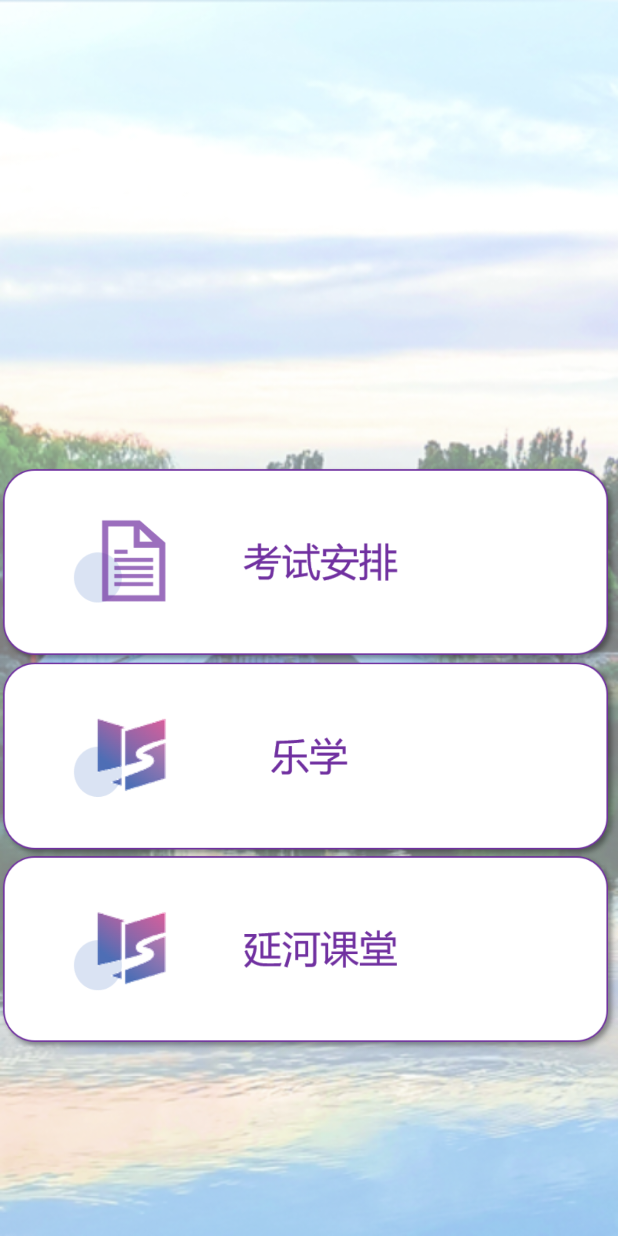
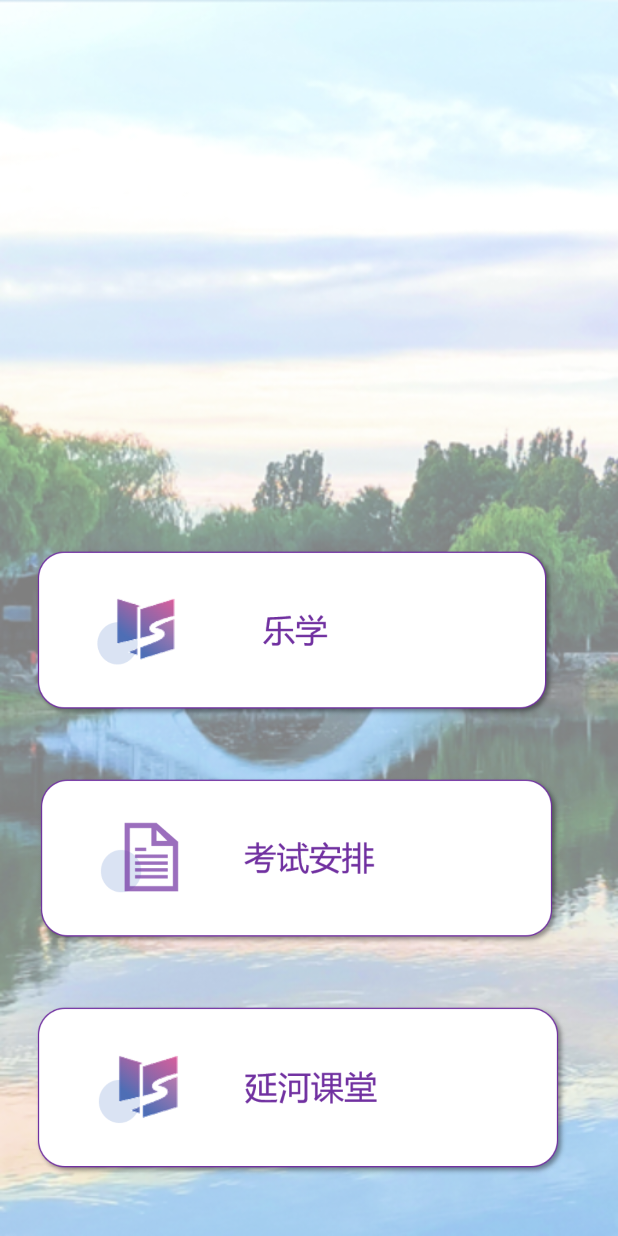
Before and after one commit to LQgdwind/Bit-Software-requirements-engineering, an Android app: the layout activity_am.xml on its own in the app's theme, with its tools: preview values and no code run, on a phone screen of 412 x 824 dp. Run offline under Robolectric (Android 15) with nearby library versions, the phone set to English and light mode, and no system bars.

Commit message:
merge_with_zlq

```diff
--- a/app/src/main/res/layout/activity_am.xml
+++ b/app/src/main/res/layout/activity_am.xml
@@ -9,42 +9,41 @@
 
     <ImageView
         android:id="@+id/shedule"
-        android:layout_width="wrap_content"
-        android:layout_height="wrap_content"
+        android:layout_width="393dp"
+        android:layout_height="115dp"
+        android:layout_marginBottom="40dp"
         app:layout_constraintBottom_toTopOf="@+id/lexue"
+        app:layout_constraintStart_toStartOf="parent"
         app:srcCompat="@drawable/schedule"
-        tools:layout_editor_absoluteX="0dp"
         tools:visibility="invisible" />
 
     <ImageView
         android:id="@+id/yanhe"
-        android:layout_width="wrap_content"
-        android:layout_height="wrap_content"
-        android:layout_marginBottom="60dp"
+        android:layout_width="393dp"
+        android:layout_height="114dp"
+        android:layout_marginStart="4dp"
+        android:layout_marginBottom="40dp"
         app:layout_constraintBottom_toBottomOf="parent"
-        app:srcCompat="@drawable/yanhe"
-        tools:layout_editor_absoluteX="0dp" />
+        app:layout_constraintStart_toStartOf="parent"
+        app:srcCompat="@drawable/yanhe" />
 
     <ImageView
         android:id="@+id/exam"
-        android:layout_width="wrap_content"
-        android:layout_height="wrap_content"
-        android:layout_marginBottom="12dp"
-        app:layout_constraintBottom_toTopOf="@+id/lexue"
-        app:layout_constraintTop_toTopOf="@+id/lexue"
-        app:layout_constraintVertical_bias="0.862"
-        app:srcCompat="@drawable/exam"
-        tools:layout_editor_absoluteX="0dp" />
+        android:layout_width="391dp"
+        android:layout_height="112dp"
+        android:layout_marginStart="4dp"
+        android:layout_marginBottom="40dp"
+        app:layout_constraintBottom_toTopOf="@+id/yanhe"
+        app:layout_constraintStart_toStartOf="parent"
+        app:srcCompat="@drawable/exam" />
 
     <ImageView
         android:id="@+id/lexue"
-        android:layout_width="wrap_content"
-        android:layout_height="wrap_content"
-        android:layout_marginBottom="12dp"
-        app:layout_constraintBottom_toTopOf="@+id/yanhe"
-        app:layout_constraintTop_toTopOf="@+id/yanhe"
-        app:layout_constraintVertical_bias="0.833"
-        app:srcCompat="@drawable/lexue"
-        tools:layout_editor_absoluteX="0dp" />
+        android:layout_width="393dp"
+        android:layout_height="112dp"
+        android:layout_marginBottom="40dp"
+        app:layout_constraintBottom_toTopOf="@+id/exam"
+        app:layout_constraintStart_toStartOf="parent"
+        app:srcCompat="@drawable/lexue" />
 
 </androidx.constraintlayout.widget.ConstraintLayout>
```
Also changed, not shown: app/src/main/AndroidManifest.xml (+16 -5 lines), app/src/main/java/com/example/uml/AMActivity.java (added, +14 -0 lines), app/src/main/java/com/example/uml/MainActivity.java (added, +20 -0 lines), app/src/main/res/layout/activity_main.xml (+23 -20 lines).
